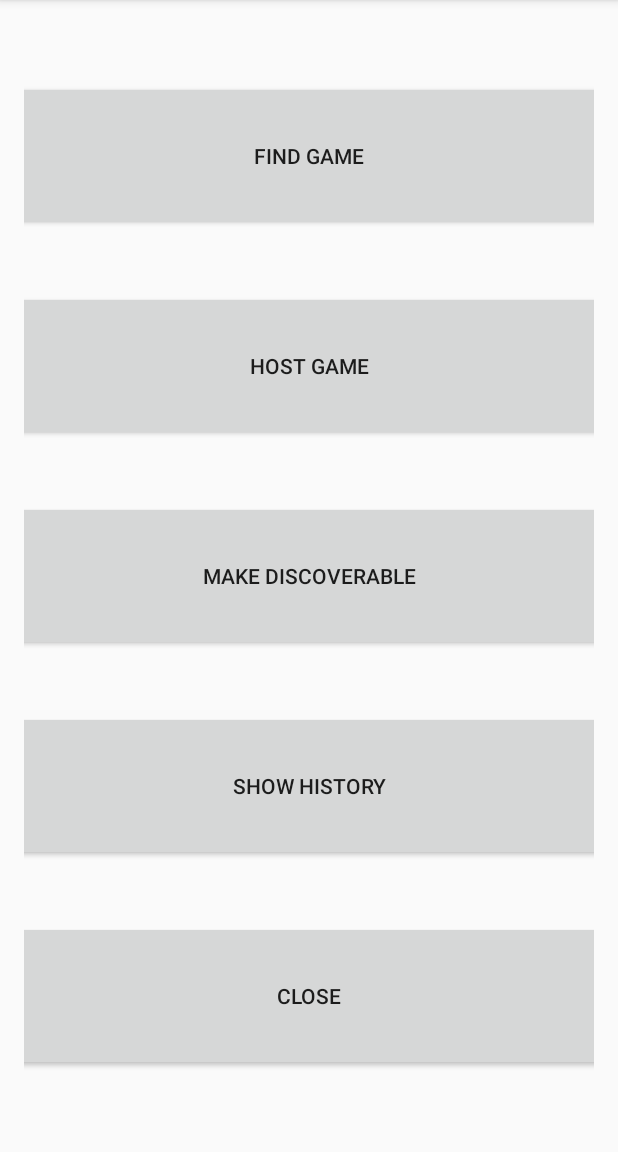
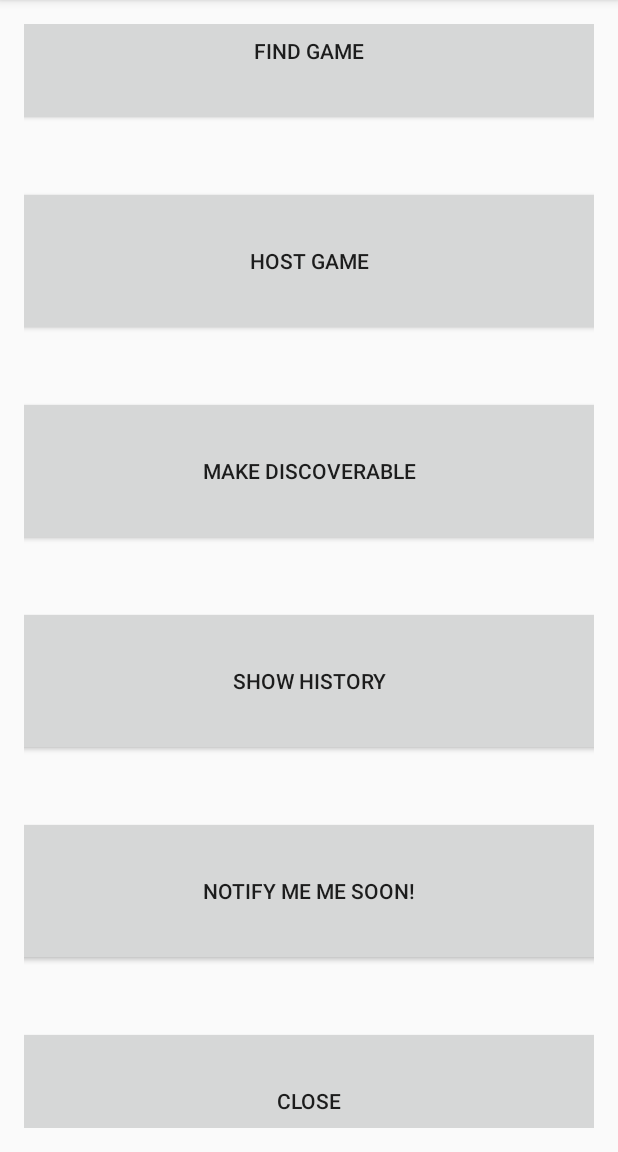
Before and after one commit to svensgaard/BullshitGame, an Android app: the screen it shows after launch (MainActivity), on a phone screen of 412 x 824 dp, the part 84-1236 px from its top. Run offline under Robolectric (Android 15) with nearby library versions, the phone set to English and light mode, and no system bars.

Commit message:
Service implemented!

```diff
--- a/app/src/main/java/dk/group11/bullshitgame/MainActivity.java
+++ b/app/src/main/java/dk/group11/bullshitgame/MainActivity.java
@@ -7,11 +7,14 @@ import android.content.Intent;
 import android.support.v7.app.AppCompatActivity;
 import android.os.Bundle;
 import android.view.View;
+import android.widget.Toast;
 
 import java.security.PrivateKey;
 
 public class MainActivity extends AppCompatActivity {
     int BT_ENABLE = 1;
+    private final int NOTIFY_TIME = 30000; //30 seconds
+    private final String NOTIFY_TOAST = "You will be notified in " + NOTIFY_TIME+ " milliseconds";
     @Override
     protected void onCreate(Bundle savedInstanceState) {
         super.onCreate(savedInstanceState);
@@ -60,6 +63,10 @@ public class MainActivity extends AppCompatActivity {
         } else if(v.getId() == R.id.historyBtn) {
             Intent intent = new Intent(this, DisplayHistory.class);
             startActivity(intent);
+        } else if(v.getId() == R.id.notifyBtn) {
+            NotifyService.startActionCount(this, NOTIFY_TIME);
+            Toast.makeText(this, NOTIFY_TOAST,
+                    Toast.LENGTH_LONG).show();
         }
     }
     @Override
--- a/app/src/main/res/layout/activity_main.xml
+++ b/app/src/main/res/layout/activity_main.xml
@@ -58,6 +58,16 @@
             android:layout_margin="20dp"
             />
         <Button
+            android:id="@+id/notifyBtn"
+            android:layout_width="500dp"
+            android:layout_height="100dp"
+            android:text="@string/notify"
+            android:onClick="onClick"
+
+            android:layout_weight="0"
+            android:layout_margin="20dp"
+            />
+        <Button
             android:id="@+id/closeBtn"
             android:layout_width="500dp"
             android:layout_height="100dp"
--- a/app/src/main/res/values/strings.xml
+++ b/app/src/main/res/values/strings.xml
@@ -21,4 +21,5 @@
     <string name="startHosting">Host game!</string>
     <string name="discoverable">Make discoverable</string>
     <string name="history">Show history</string>
+    <string name="notify">Notify me me soon!</string>
 </resources>
```
Also changed, not shown: app/src/main/AndroidManifest.xml (+6 -1 lines), app/src/main/java/dk/group11/bullshitgame/NotifyService.java (added, +76 -0 lines).
